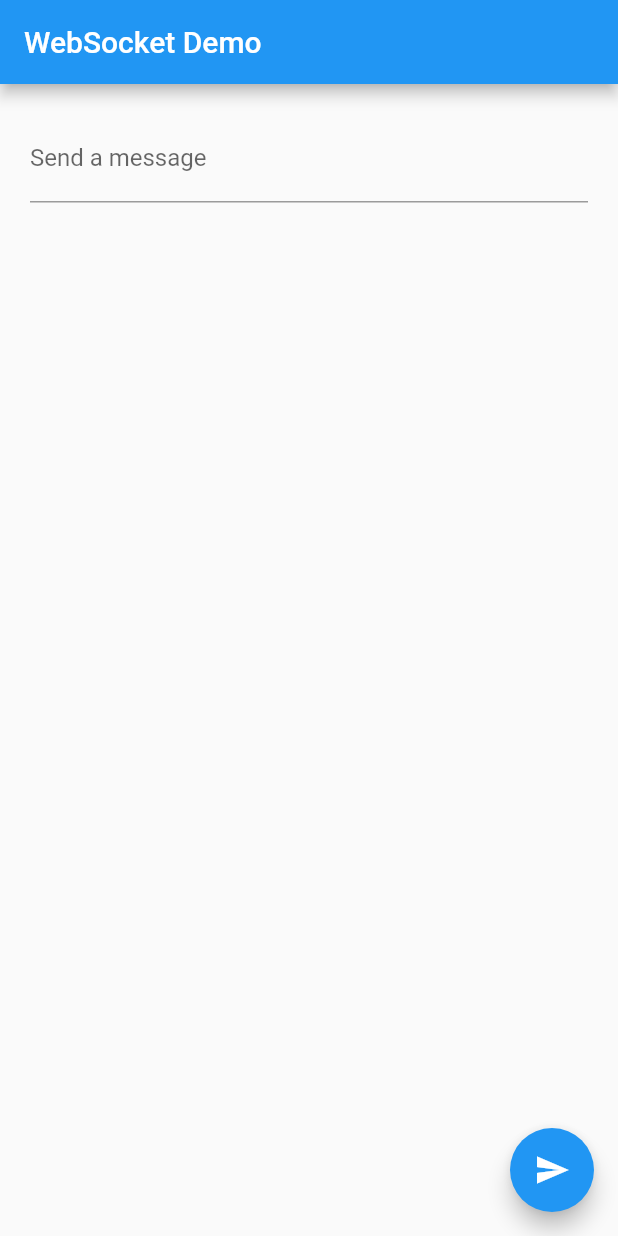
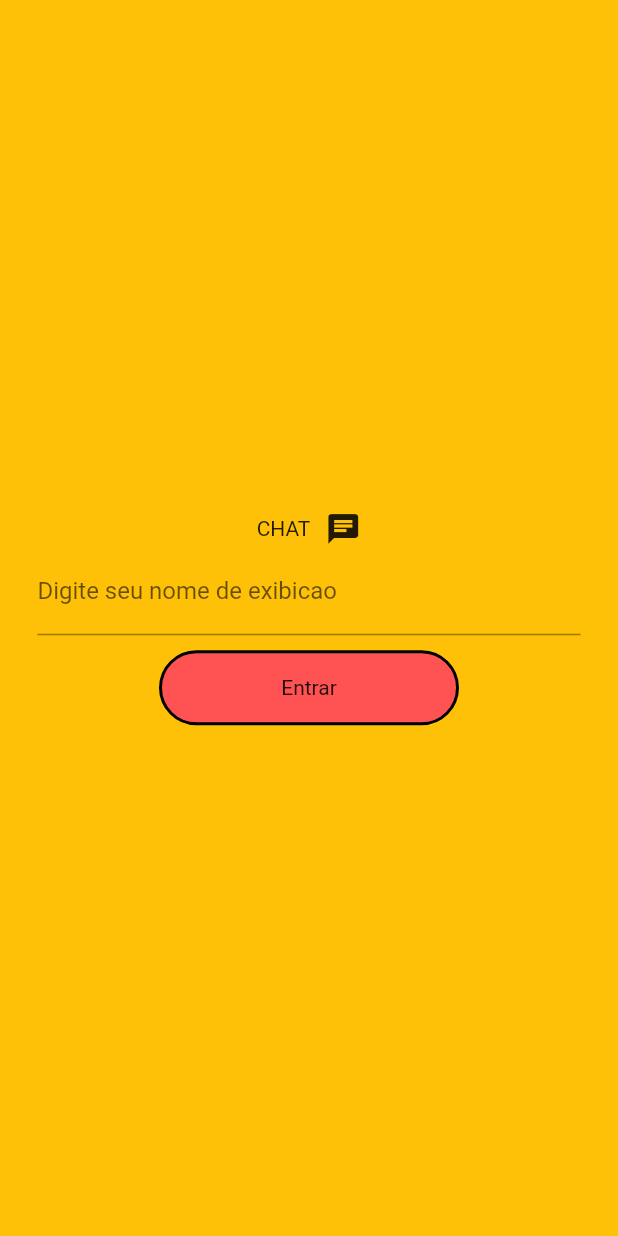
Before and after one commit to Luanfern/Flutter-com-Websocket, a Flutter app: the screen it shows after launch, on a phone screen of 412 x 824 dp. Run offline on Flutter 3.47's test engine with Material 2 defaults, Android fonts, the phone set to English and light mode, and no system bars.

Commit message:
layout ok

```diff
--- /dev/null
+++ b/lib/inicial.dart
@@ -0,0 +1,92 @@
+import 'package:flutter/material.dart';
+
+import 'chat.dart';
+
+class Inicial extends StatefulWidget {
+  const Inicial({Key? key}) : super(key: key);
+
+  @override
+  _InicialState createState() => _InicialState();
+}
+
+class _InicialState extends State<Inicial> {
+  final TextEditingController _controller = TextEditingController();
+
+  @override
+  Widget build(BuildContext context) {
+    return Scaffold(
+      body: Container(
+        width: double.infinity,
+        decoration: const BoxDecoration(
+          color: Colors.amber,
+        ),
+        child: Column(
+          mainAxisAlignment: MainAxisAlignment.spaceAround,
+          children: [
+            Expanded(flex: 4, child: Container()),
+              Row(
+                mainAxisAlignment: MainAxisAlignment.center,
+                children: const [
+                  Text('CHAT'),
+                  SizedBox(width: 10),
+                  Icon(Icons.chat)
+                ],
+              ),
+            Container(
+                margin: const EdgeInsets.only(left: 25, right: 25),
+                width: double.infinity,
+                child: TextField(
+                  controller: _controller,
+                  decoration: const InputDecoration(
+                      labelText: 'Digite seu nome de exibicao'),
+                ),
+              ),
+              const SizedBox(
+                height: 10,
+              ),
+            GestureDetector(
+                onTap: () {
+                  if (_controller.text.isNotEmpty) {
+                    Navigator.push(
+                      context,
+                      MaterialPageRoute(
+                        builder: (context) => Chat(
+                          author: _controller.text,
+                        ),
+                      ),
+                    );
+                  } else {
+                    final snackBar = SnackBar(
+                      content: const Text('Escreva seu nome de exibicao'),
+                      action: SnackBarAction(
+                        label: 'OK',
+                        onPressed: () {
+                          // Some code to undo the change.
+                        },
+                      ),
+                    );
+
+                    // Find the ScaffoldMessenger in the widget tree
+                    // and use it to show a SnackBar.
+                    ScaffoldMessenger.of(context).showSnackBar(snackBar);
+                  }
+                },
+                child: Container(
+                  width: 200,
+                  height: 50,
+                  decoration: BoxDecoration(
+                      color: Colors.redAccent,
+                      border: Border.all(color: Colors.black, width: 2),
+                      borderRadius:
+                          const BorderRadius.all(Radius.circular(30))),
+                  child: const Center(child: Text('Entrar')),
+                ),
+              ),
+
+            Expanded(flex: 4, child: Container()),
+          ],
+        ),
+      ),
+    );
+  }
+}
--- a/lib/main.dart
+++ b/lib/main.dart
@@ -1,5 +1,7 @@
+import 'package:chat_socket/inicial.dart';
 import 'package:web_socket_channel/web_socket_channel.dart';
 import 'package:flutter/material.dart';
+import 'package:web_socket_channel/status.dart' as status;
 
 void main() => runApp(const MyApp());
 
@@ -8,78 +10,11 @@ class MyApp extends StatelessWidget {
 
   @override
   Widget build(BuildContext context) {
-    const title = 'WebSocket Demo';
+    const title = 'Chat com Websocket';
     return const MaterialApp(
       title: title,
-      home: MyHomePage(
-        title: title,
+      home: Inicial(
       ),
     );
   }
 }
-
-class MyHomePage extends StatefulWidget {
-  const MyHomePage({
-    Key? key,
-    required this.title,
-  }) : super(key: key);
-
-  final String title;
-
-  @override
-  _MyHomePageState createState() => _MyHomePageState();
-}
-
-class _MyHomePageState extends State<MyHomePage> {
-  final TextEditingController _controller = TextEditingController();
-  final _channel = WebSocketChannel.connect(
-    Uri.parse('wss://echo.websocket.org'),
-  );
-
-  @override
-  Widget build(BuildContext context) {
-    return Scaffold(
-      appBar: AppBar(
-        title: Text(widget.title),
-      ),
-      body: Padding(
-        padding: const EdgeInsets.all(20.0),
-        child: Column(
-          crossAxisAlignment: CrossAxisAlignment.start,
-          children: [
-            Form(
-              child: TextFormField(
-                controller: _controller,
-                decoration: const InputDecoration(labelText: 'Send a message'),
-              ),
-            ),
-            const SizedBox(height: 24),
-            StreamBuilder(
-              stream: _channel.stream,
-              builder: (context, snapshot) {
-                return Text(snapshot.hasData ? '${snapshot.data}' : '');
-              },
-            )
-          ],
-        ),
-      ),
-      floatingActionButton: FloatingActionButton(
-        onPressed: _sendMessage,
-        tooltip: 'Send message',
-        child: const Icon(Icons.send),
-      ), // This trailing comma makes auto-formatting nicer for build methods.
-    );
-  }
-
-  void _sendMessage() {
-    if (_controller.text.isNotEmpty) {
-      _channel.sink.add(_controller.text);
-    }
-  }
-
-  @override
-  void dispose() {
-    _channel.sink.close();
-    super.dispose();
-  }
-}
```
Also changed, not shown: lib/chat.dart (added, +81 -0 lines).
